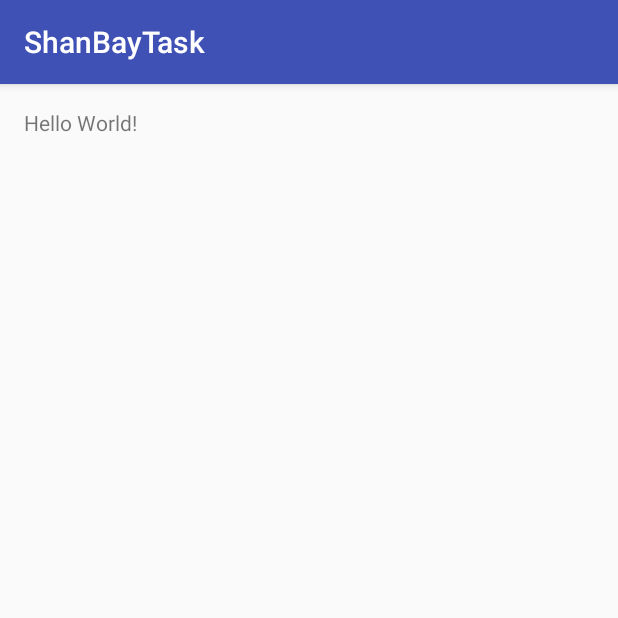
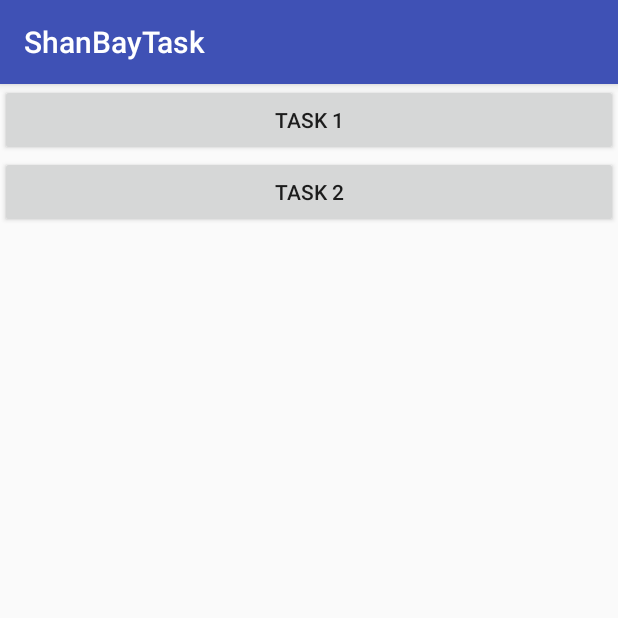
Before and after one commit to Chacojack/ShanBayTask, an Android app: the screen it shows after launch (MainActivity), on a phone screen of 412 x 824 dp, the top half of it. Run offline under Robolectric (Android 15) with nearby library versions, the phone set to English and light mode, and no system bars; our stand-ins replace ButterKnife.

Commit message:
初始化工程，加入一些之后将要用到的库。准备两个Activity，分别完成两个作业，Task1Activity，Task2Activity

```diff
--- a/app/src/main/AndroidManifest.xml
+++ b/app/src/main/AndroidManifest.xml
@@ -1,6 +1,10 @@
 <?xml version="1.0" encoding="utf-8"?>
 <manifest xmlns:android="http://schemas.android.com/apk/res/android"
     package="task.jack.me.shanbay">
+
+    <uses-permission android:name="android.permission.INTERNET" />
+    <uses-permission android:name="android.permission.WRITE_EXTERNAL_STORAGE" />
+    <uses-permission android:name="android.permission.READ_EXTERNAL_STORAGE" />
 
     <application
         android:allowBackup="true"
@@ -15,6 +19,8 @@
                 <category android:name="android.intent.category.LAUNCHER" />
             </intent-filter>
         </activity>
+        <activity android:name=".Task1Activity" />
+        <activity android:name=".Task2Activity" />
     </application>
 
 </manifest>
--- a/app/src/main/res/layout/activity_main.xml
+++ b/app/src/main/res/layout/activity_main.xml
@@ -1,17 +1,25 @@
 <?xml version="1.0" encoding="utf-8"?>
-<RelativeLayout xmlns:android="http://schemas.android.com/apk/res/android"
-    xmlns:tools="http://schemas.android.com/tools"
+<LinearLayout xmlns:android="http://schemas.android.com/apk/res/android"
     android:id="@+id/activity_main"
     android:layout_width="match_parent"
     android:layout_height="match_parent"
-    android:paddingBottom="@dimen/activity_vertical_margin"
-    android:paddingLeft="@dimen/activity_horizontal_margin"
-    android:paddingRight="@dimen/activity_horizontal_margin"
-    android:paddingTop="@dimen/activity_vertical_margin"
-    tools:context="task.jack.me.shanbay.MainActivity">
+    android:orientation="vertical"
+    >
 
-    <TextView
-        android:layout_width="wrap_content"
+
+    <Button
+        android:id="@+id/btn_task_1"
+        android:layout_width="match_parent"
         android:layout_height="wrap_content"
-        android:text="Hello World!" />
-</RelativeLayout>
+        android:text="@string/task_1"
+        />
+
+    <Button
+        android:id="@+id/btn_task_2"
+        android:layout_width="match_parent"
+        android:layout_height="wrap_content"
+        android:text="@string/task_2"
+        />
+
+
+</LinearLayout>
--- a/app/src/main/res/values/strings.xml
+++ b/app/src/main/res/values/strings.xml
@@ -1,3 +1,5 @@
 <resources>
     <string name="app_name">ShanBayTask</string>
+    <string name="task_1">Task 1</string>
+    <string name="task_2">Task 2</string>
 </resources>
--- a/build.gradle
+++ b/build.gradle
@@ -2,11 +2,12 @@
 
 buildscript {
     repositories {
+        mavenCentral()
         jcenter()
     }
     dependencies {
         classpath 'com.android.tools.build:gradle:2.2.2'
-
+        classpath 'me.tatarka:gradle-retrolambda:3.3.1'
         // NOTE: Do not place your application dependencies here; they belong
         // in the individual module build.gradle files
     }
```
Also changed, not shown: app/build.gradle (+26 -1 lines), app/src/main/java/task/jack/me/shanbay/MainActivity.java (+18 -1 lines), app/src/main/java/task/jack/me/shanbay/Task1Activity.java (added, +23 -0 lines), app/src/main/java/task/jack/me/shanbay/Task2Activity.java (added, +23 -0 lines), app/src/main/res/layout/activity_task1.xml (added, +13 -0 lines), app/src/main/res/layout/activity_task2.xml (added, +13 -0 lines).
